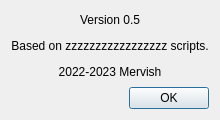
Mervish/bna-manager, file about.ui: the form before one commit.
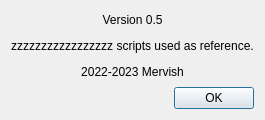
The form after the commit.

The edit to the form file:
```diff
--- a/about.ui
+++ b/about.ui
@@ -23,7 +23,7 @@
    <item>
     <widget class="QLabel" name="label">
      <property name="text">
-      <string>&lt;html&gt;&lt;head/&gt;&lt;body&gt;&lt;p align=&quot;center&quot;&gt;Version 0.5&lt;/p&gt;&lt;p align=&quot;center&quot;&gt;Based on zzzzzzzzzzzzzzzzz scripts.&lt;/p&gt;&lt;p align=&quot;center&quot;&gt;2022-2023 Mervish&lt;/p&gt;&lt;/body&gt;&lt;/html&gt;</string>
+      <string>&lt;html&gt;&lt;head/&gt;&lt;body&gt;&lt;p align=&quot;center&quot;&gt;Version 0.5&lt;/p&gt;&lt;p align=&quot;center&quot;&gt;zzzzzzzzzzzzzzzzz scripts used as reference.&lt;/p&gt;&lt;p align=&quot;center&quot;&gt;2022-2023 Mervish&lt;/p&gt;&lt;/body&gt;&lt;/html&gt;</string>
      </property>
     </widget>
    </item>
```
